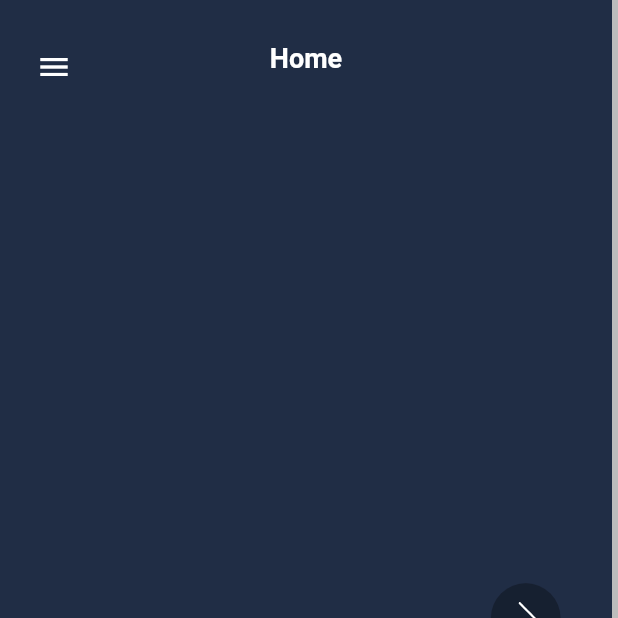
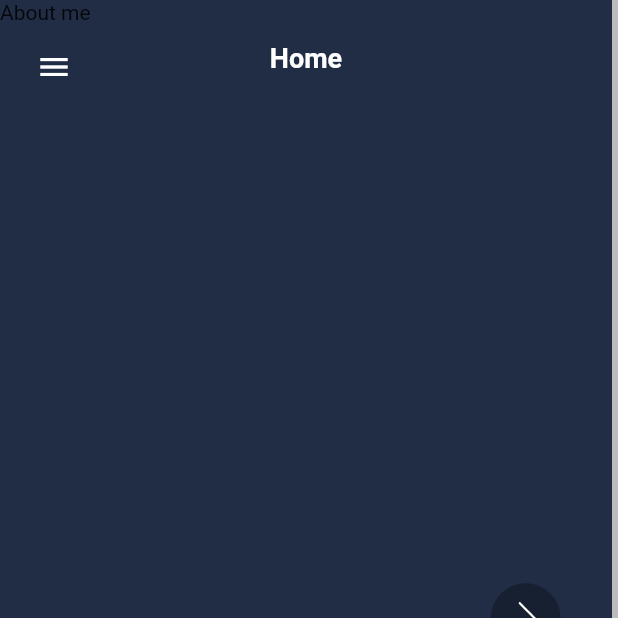
Before and after one commit to DeNatur/portfolio, a Flutter app: the screen it shows after launch, swiped to page 2, on a phone screen of 412 x 824 dp, the top half of it. Run offline on Flutter 3.47's test engine with Material 2 defaults, Android fonts, the phone set to English and light mode, and no system bars; drawn by our look-alikes of lottie; our stand-ins replace flutter_hooks, flutter_screenutil, flutter_svg, hooks_riverpod, responsive_builder, simple_animations and 3 more; missing offline and left inert: dart:html; Roboto replaces fonts that are missing (RobotoCondensed); statements that could not run were skipped.

```diff
--- a/lib/ui/desktop/about_page_desktop.dart
+++ b/lib/ui/desktop/about_page_desktop.dart
@@ -28,6 +28,11 @@ class AboutPageDesktop extends StatelessWidget {
               children: [
                 _Background(),
                 _UpperWave(),
+                Positioned(
+                    child: Column(
+                  mainAxisSize: MainAxisSize.min,
+                  children: [Text(loc.about.about_me)],
+                ))
               ],
             ),
           )
--- a/pubspec.yaml
+++ b/pubspec.yaml
@@ -28,6 +28,7 @@ dependencies:
   flutter_hooks: ^0.16.0-nullsafety.0
   hooks_riverpod: ^0.14.0+1
   websafe_svg: ^2.0.0
+
   lottie: ^1.0.1
   wave: ^0.2.0
 dev_dependencies:
```
Also changed, not shown: lib/utils/statics/asset_names.dart (+8 -0 lines), assets/images/android.png (added), assets/images/explory.png (added), assets/images/figma.png (added), assets/images/firebase.png (added), assets/images/flutter.png (added), assets/images/google.png (added), assets/images/intarg.png (added), assets/images/isef.png (added), assets/images/me.png (added).
